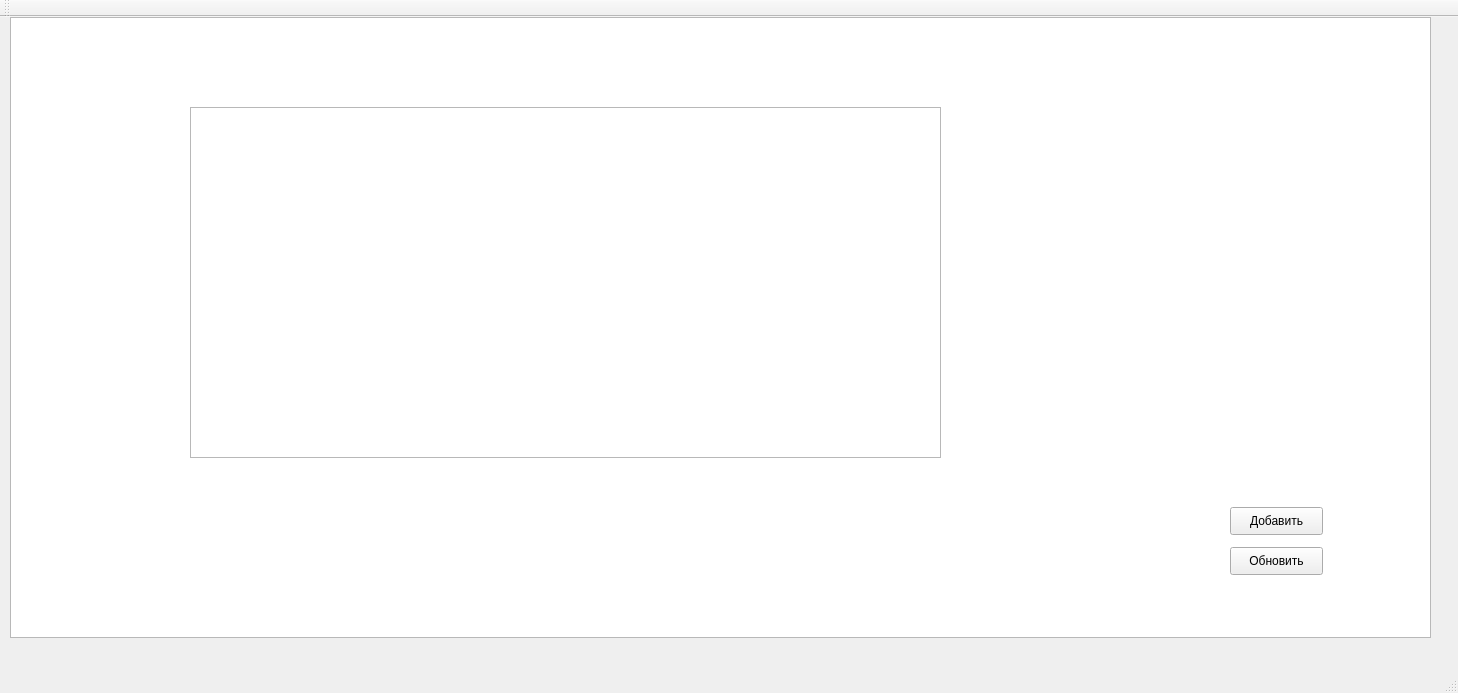
Qt form mainwindow.ui (Alina1999mikh/AppForRecipe) before a commit.
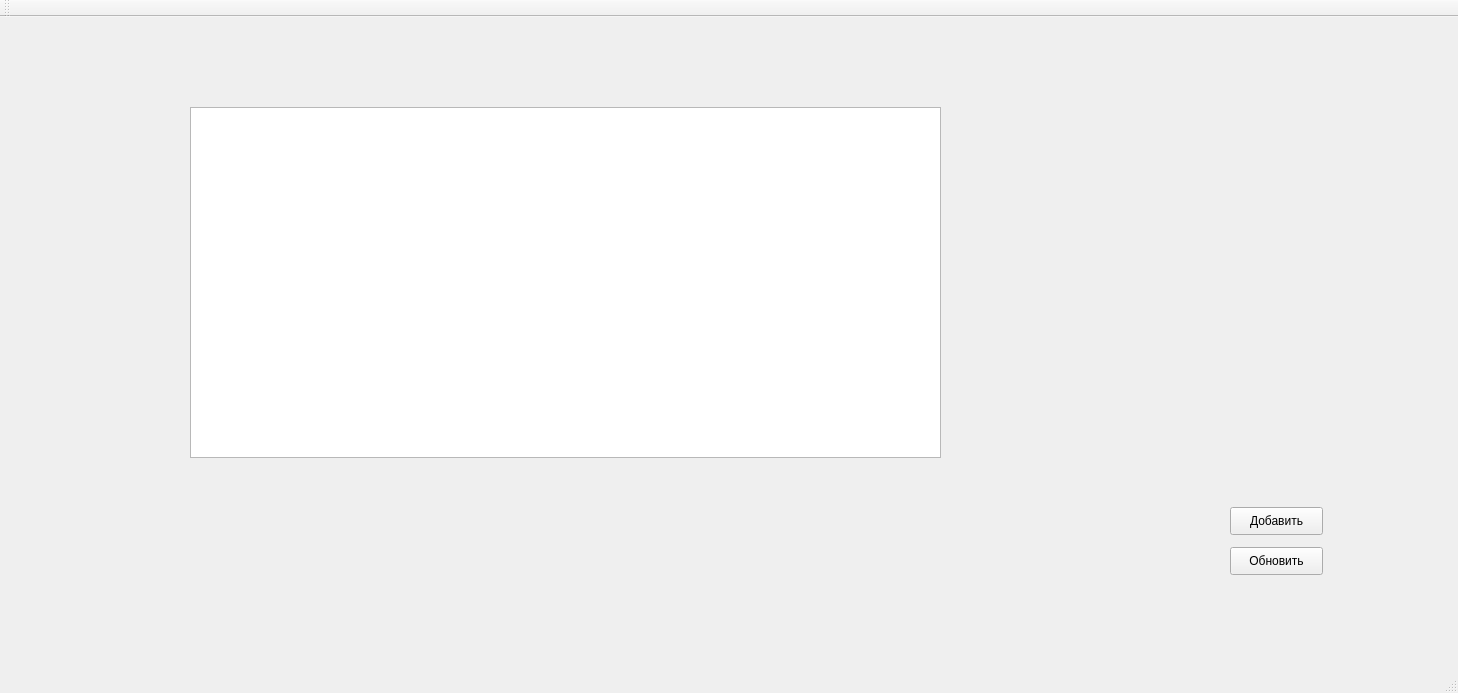
The same form after that commit.

```diff
--- a/mainwindow.ui
+++ b/mainwindow.ui
@@ -14,16 +14,6 @@
    <string>MainWindow</string>
   </property>
   <widget class="QWidget" name="centralWidget">
-   <widget class="QTableView" name="tableView">
-    <property name="geometry">
-     <rect>
-      <x>10</x>
-      <y>0</y>
-      <width>1421</width>
-      <height>621</height>
-     </rect>
-    </property>
-   </widget>
    <widget class="QPushButton" name="pushButton">
     <property name="geometry">
      <rect>
@@ -60,6 +50,16 @@
      <string>Обновить</string>
     </property>
    </widget>
+   <widget class="QTableView" name="tableView">
+    <property name="geometry">
+     <rect>
+      <x>190</x>
+      <y>90</y>
+      <width>751</width>
+      <height>351</height>
+     </rect>
+    </property>
+   </widget>
   </widget>
   <widget class="QMenuBar" name="menuBar">
    <property name="geometry">
```
